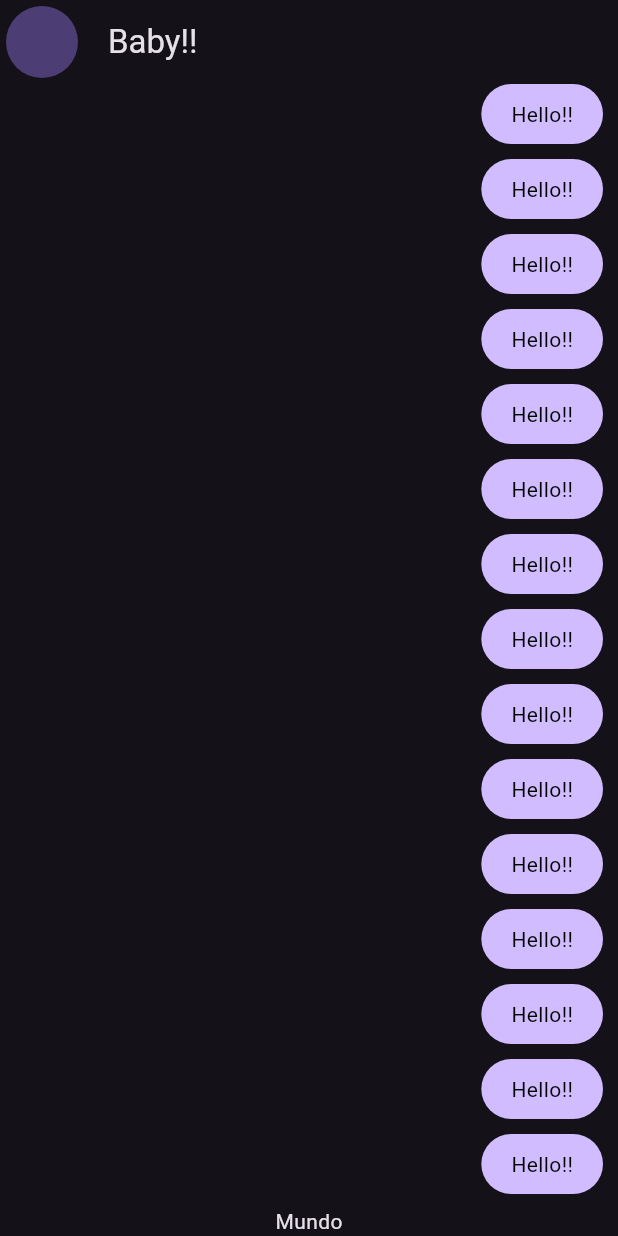
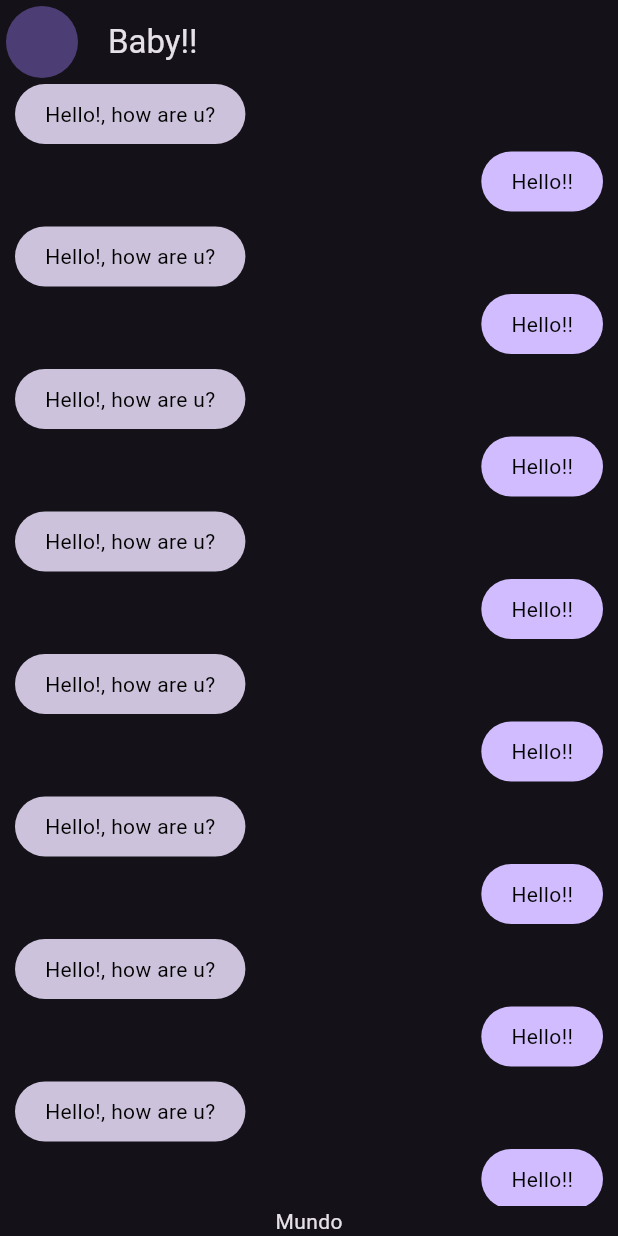
Before and after one commit to LeudysOD/YesOrNot, a Flutter app: the screen it shows after launch, on a phone screen of 412 x 824 dp. Run offline on Flutter 3.47's test engine with Material 2 defaults, Android fonts, the phone set to English and light mode, and no system bars.

Commit message:
Her message bubble added

```diff
--- a/lib/main.dart
+++ b/lib/main.dart
@@ -1,6 +1,6 @@
 import 'package:flutter/material.dart';
 import 'package:yes_no_app/config/theme/app_theme.dart';
-import 'package:yes_no_app/presentation/widgets/chat/chat_screen.dart';
+import 'package:yes_no_app/presentation/screens/chat/chat_screen.dart';
 
 void main() {
   runApp(const MyApp());
--- a/lib/presentation/widgets/chat/chat_screen.dart
+++ b/lib/presentation/screens/chat/chat_screen.dart
@@ -1,8 +1,9 @@
 import 'package:flutter/material.dart';
 import 'package:flutter/src/widgets/container.dart';
 import 'package:flutter/src/widgets/framework.dart';
+import 'package:yes_no_app/presentation/widgets/chat/her_messages_bubble.dart';
 
-import 'my_message_bubble.dart';
+import '../../widgets/chat/my_message_bubble.dart';
 
 class ChatScreen extends StatelessWidget {
   const ChatScreen({super.key});
@@ -18,12 +19,12 @@ class ChatScreen extends StatelessWidget {
          ),
         title: Text("Baby!!"),
       ),
-      body: _chatView(),
+      body: _ChatView(),
     );
   }
 }
 
-class _chatView extends StatelessWidget {
+class _ChatView extends StatelessWidget {
 
   @override
   Widget build(BuildContext context) {
@@ -35,7 +36,7 @@ class _chatView extends StatelessWidget {
             Expanded(
               child: ListView.builder(
                 itemCount: 100,
-                itemBuilder: (context, index) => MyMessageBubble())
+                itemBuilder: (context, index) => (index % 2==0 ? const HerMessagesBubble(): const MyMessageBubble()))
                ),
            const Text("Mundo")
           ],
--- /dev/null
+++ b/lib/presentation/widgets/chat/her_messages_bubble.dart
@@ -0,0 +1,33 @@
+import 'package:flutter/material.dart';
+import 'package:flutter/src/widgets/container.dart';
+import 'package:flutter/src/widgets/framework.dart';
+
+class HerMessagesBubble extends StatelessWidget {
+  const HerMessagesBubble({super.key});
+
+   @override
+  Widget build(BuildContext context) {
+    final colors = Theme.of(context).colorScheme;
+    return Column(
+      crossAxisAlignment: CrossAxisAlignment.start,
+      children: [
+      Container(
+        decoration: BoxDecoration(
+          borderRadius: BorderRadius.circular(20),
+        color: colors.secondary,
+        ),
+        child: Padding(
+          padding: const EdgeInsets.symmetric(horizontal: 20,vertical: 10),
+          child: Text('Hello!, how are u?',
+          style: TextStyle(
+          color: Colors.black
+          ),
+          ),
+        ),
+      ),
+      SizedBox(height: 5)
+      //Todo: image
+      ],
+    );
+  }
+}
```
